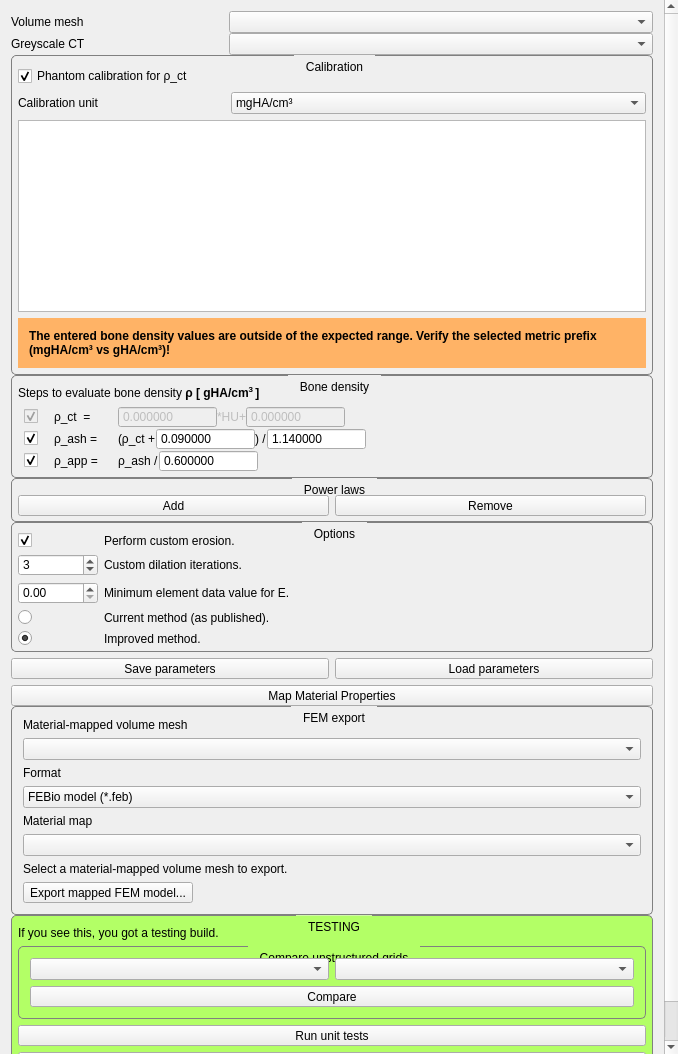
Old version of the form Plugins/ch.zhaw.materialmapping/src/internal/MaterialMappingViewControls.ui in the repository modenaxe/mitk-gem.
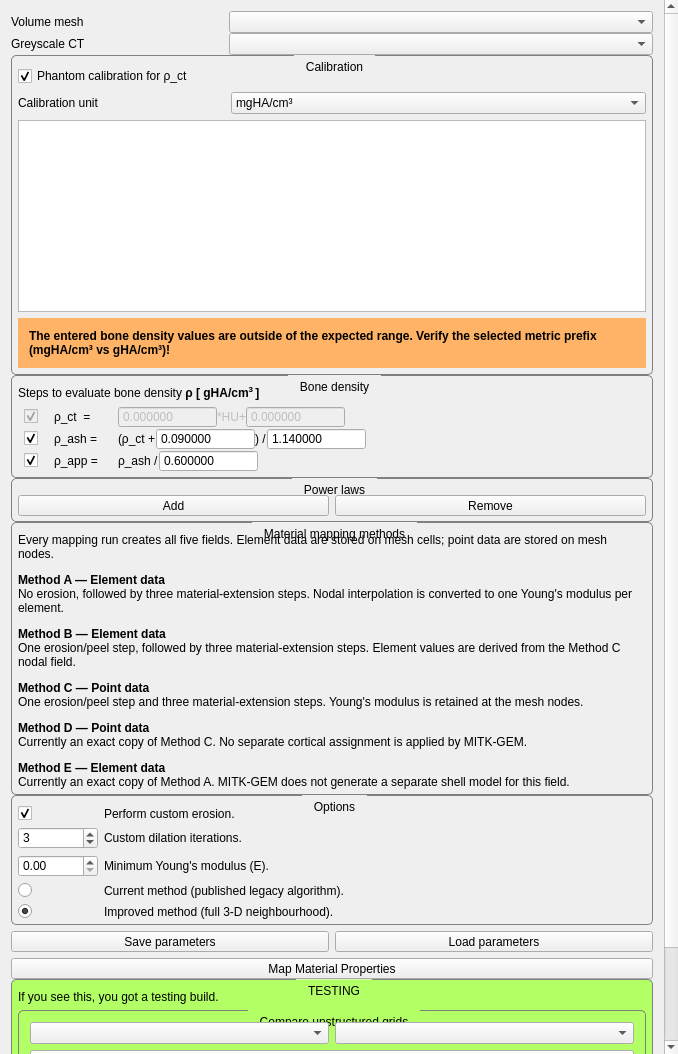
New version of the form. Custom widgets are drawn as their Qt base class.

Commit message: feat: document mapping methods and split FEM export

Diff of the .ui file:
```diff
--- a/Plugins/ch.zhaw.materialmapping/src/internal/MaterialMappingViewControls.ui
+++ b/Plugins/ch.zhaw.materialmapping/src/internal/MaterialMappingViewControls.ui
@@ -1103,6 +1103,47 @@
            </layout>
           </widget>
          </item>
+         <item>
+          <widget class="QGroupBox" name="methodInfoGroup">
+           <property name="title">
+            <string>Material mapping methods</string>
+           </property>
+           <layout class="QVBoxLayout" name="methodInfoLayout">
+            <property name="leftMargin">
+             <number>6</number>
+            </property>
+            <property name="topMargin">
+             <number>10</number>
+            </property>
+            <property name="rightMargin">
+             <number>6</number>
+            </property>
+            <property name="bottomMargin">
+             <number>5</number>
+            </property>
+            <item>
+             <widget class="QLabel" name="methodInfoLabel">
+              <property name="text">
+               <string>&lt;html&gt;&lt;head/&gt;&lt;body&gt;
+&lt;p&gt;Every mapping run creates all five fields. Element data are stored on mesh cells; point data are stored on mesh nodes.&lt;/p&gt;
+&lt;p&gt;&lt;b&gt;Method A — Element data&lt;/b&gt;&lt;br/&gt;No erosion, followed by three material-extension steps. Nodal interpolation is converted to one Young's modulus per element.&lt;/p&gt;
+&lt;p&gt;&lt;b&gt;Method B — Element data&lt;/b&gt;&lt;br/&gt;One erosion/peel step, followed by three material-extension steps. Element values are derived from the Method C nodal field.&lt;/p&gt;
+&lt;p&gt;&lt;b&gt;Method C — Point data&lt;/b&gt;&lt;br/&gt;One erosion/peel step and three material-extension steps. Young's modulus is retained at the mesh nodes.&lt;/p&gt;
+&lt;p&gt;&lt;b&gt;Method D — Point data&lt;/b&gt;&lt;br/&gt;Currently an exact copy of Method C. No separate cortical assignment is applied by MITK-GEM.&lt;/p&gt;
+&lt;p&gt;&lt;b&gt;Method E — Element data&lt;/b&gt;&lt;br/&gt;Currently an exact copy of Method A. MITK-GEM does not generate a separate shell model for this field.&lt;/p&gt;
+&lt;/body&gt;&lt;/html&gt;</string>
+              </property>
+              <property name="textFormat">
+               <enum>Qt::RichText</enum>
+              </property>
+              <property name="wordWrap">
+               <bool>true</bool>
+              </property>
+             </widget>
+            </item>
+           </layout>
+          </widget>
+         </item>
          <item>
           <widget class="QGroupBox" name="optionsGroup">
            <property name="title">
@@ -1177,7 +1218,7 @@
                  <string>&lt;html&gt;&lt;head/&gt;&lt;body&gt;&lt;p&gt;The minimum modulus E assigned to the output. All values smaller are clipped to this minimum.&lt;/p&gt;&lt;/body&gt;&lt;/html&gt;</string>
                 </property>
                 <property name="text">
-                 <string>Minimum element data value for E.</string>
+                 <string>Minimum Young's modulus (E).</string>
                 </property>
                 <property name="wordWrap">
                  <bool>true</bool>
@@ -1219,7 +1260,10 @@
               <item row="5" column="1">
                <widget class="QLabel" name="label_18">
                 <property name="text">
-                 <string>Current method (as published).</string>
+                 <string>Current method (published legacy algorithm).</string>
+                </property>
+                <property name="wordWrap">
+                 <bool>true</bool>
                 </property>
                </widget>
               </item>
@@ -1267,7 +1311,10 @@
               <item row="6" column="1">
                <widget class="QLabel" name="label_17">
                 <property name="text">
-                 <string>Improved method.</string>
+                 <string>Improved method (full 3-D neighbourhood).</string>
+                </property>
+                <property name="wordWrap">
+                 <bool>true</bool>
                 </property>
                </widget>
               </item>
@@ -1340,81 +1387,6 @@
            </property>
           </widget>
          </item>
-         <item>
-          <widget class="QGroupBox" name="femExportGroup">
-           <property name="title">
-            <string>FEM export</string>
-           </property>
-           <layout class="QVBoxLayout" name="femExportLayout">
-            <item>
-             <widget class="QLabel" name="exportMeshLabel">
-              <property name="text">
-               <string>Material-mapped volume mesh</string>
-              </property>
-             </widget>
-            </item>
-            <item>
-             <widget class="QmitkDataStorageComboBox" name="exportMeshComboBox"/>
-            </item>
-            <item>
-             <widget class="QLabel" name="exportFormatLabel">
-              <property name="text">
-               <string>Format</string>
-              </property>
-             </widget>
-            </item>
-            <item>
-            <widget class="QComboBox" name="exportFormatComboBox">
-             <property name="currentIndex">
-              <number>2</number>
-             </property>
-             <item>
-               <property name="text">
-                <string>Abaqus input deck (*.inp)</string>
-               </property>
-              </item>
-              <item>
-               <property name="text">
-                <string>ANSYS Mechanical APDL (*.cdb)</string>
-               </property>
-              </item>
-              <item>
-               <property name="text">
-                <string>FEBio model (*.feb)</string>
-               </property>
-              </item>
-             </widget>
-            </item>
-            <item>
-             <widget class="QLabel" name="exportMaterialMethodLabel">
-              <property name="text">
-               <string>Material map</string>
-              </property>
-             </widget>
-            </item>
-            <item>
-             <widget class="QComboBox" name="exportMaterialMethodComboBox"/>
-            </item>
-            <item>
-             <widget class="QLabel" name="exportStatusLabel">
-              <property name="wordWrap">
-               <bool>true</bool>
-              </property>
-              <property name="text">
-               <string>Select a material-mapped volume mesh to export.</string>
-              </property>
-             </widget>
-            </item>
-            <item>
-             <widget class="QToolButton" name="exportFemButton">
-              <property name="text">
-               <string>Export mapped FEM model...</string>
-              </property>
-             </widget>
-            </item>
-           </layout>
-          </widget>
-         </item>
          <item>
           <spacer name="verticalSpacer">
            <property name="orientation">
```
Left out of the diff: 10 changed lines with no effect on the pictures. The commit also changes 11 other files.
